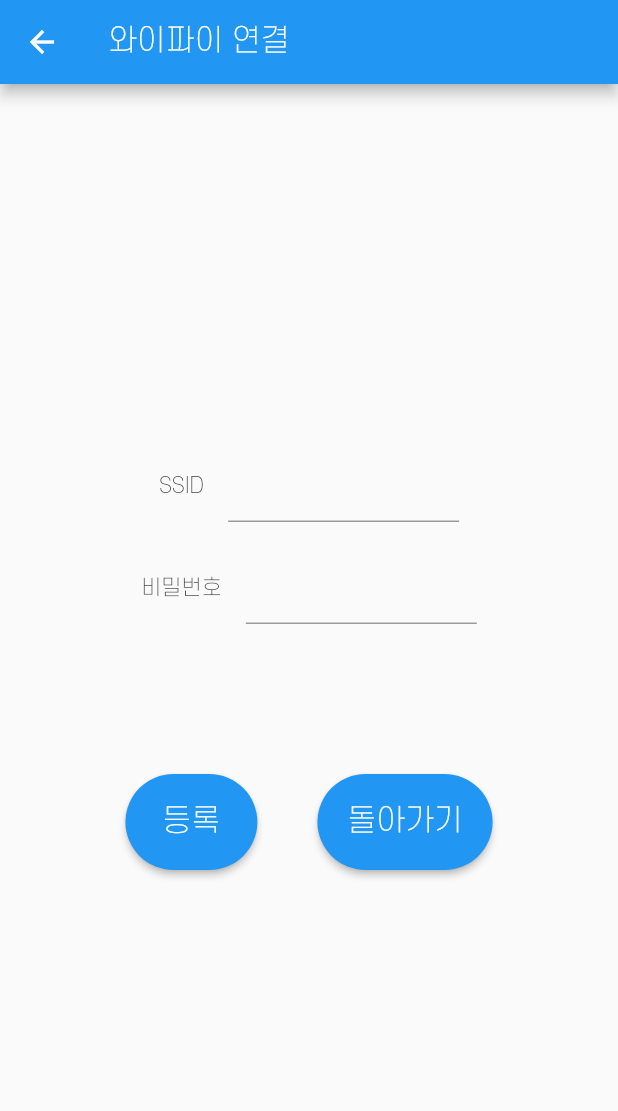
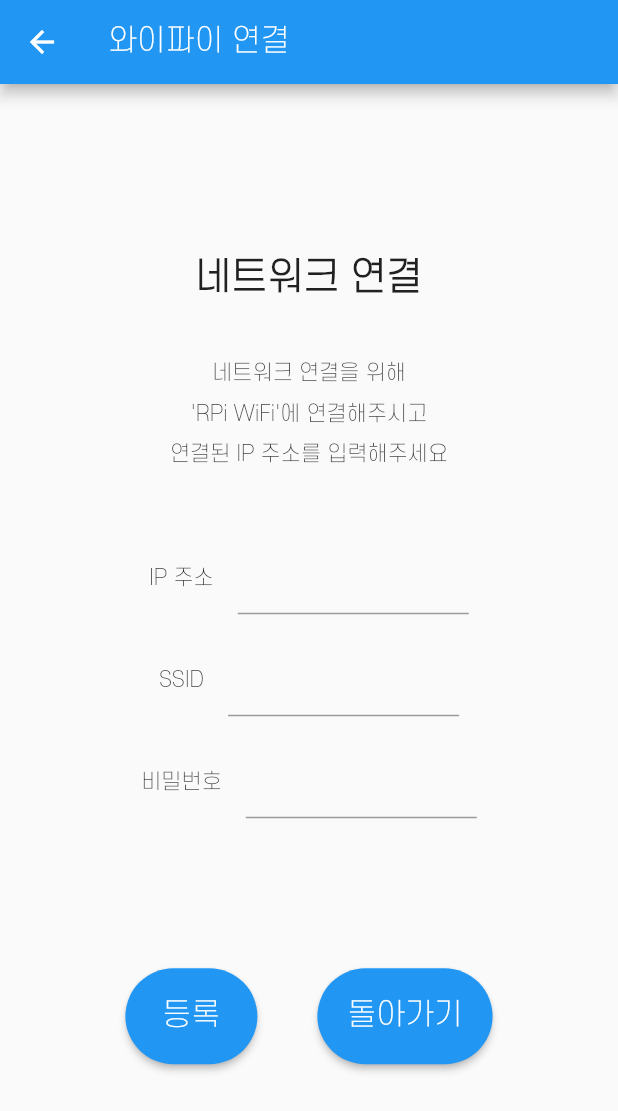
Before and after one commit to sh0116/SWM_109Team, a Flutter app: the ssh screen opened directly, after a tap on "등록", on a phone screen of 412 x 824 dp. Shown: the top 1111 px of the screen. Run offline on Flutter 3.47's test engine with Material 2 defaults, Android fonts, the phone set to English and light mode, and no system bars; our stand-ins replace flutter_datetime_picker, webview_flutter; missing offline and left inert: ssh; statements that could not run were skipped; project files that could hold a hidden picture were left out.

Commit message:
added function to get input of ip address for ssh
Former-commit-id: 507a20a3a244de2cbad7398d25b1e968b3e8d65b [formerly 3c870e7a49dab695e91cf2ce16c64866c06f58c4]
Former-commit-id: 260ebe1689491a7ea60d4dab9710a60f12d2f0e4

```diff
--- a/app109/lib/initialSetUp/ssh.dart
+++ b/app109/lib/initialSetUp/ssh.dart
@@ -15,6 +15,7 @@ class ssh extends StatefulWidget {
 class _sshState extends State<ssh> {
   String _result = '';
   List _array;
+  String _ip = '';
   String _ssid = '';
   String _psk = '';
   String _userId = '';
@@ -27,13 +28,13 @@ class _sshState extends State<ssh> {
 
   Future<void> onClickCmd() async {
     var client = new SSHClient(
-      host: "10.0.0.5",
+      host: _ip,
       //host: "172.16.101.11",
       port: 22,
       username: "pi",
       passwordOrKey: "raspberry",
     );
-
+    //print("ssh ip " + _ip);
     String result;
     //try {
     result = await client.connect();
@@ -71,8 +72,33 @@ class _sshState extends State<ssh> {
         mainAxisAlignment: MainAxisAlignment.center,
         crossAxisAlignment: CrossAxisAlignment.center,
         children: <Widget> [
-          //Text('Login - protector'),
-          //SizedBox(height: 20),
+          Text('네트워크 연결', style: TextStyle(fontSize: 25, fontWeight: FontWeight.w700)),
+          SizedBox(height: 40),
+          Text('네트워크 연결을 위해'),
+          SizedBox(height: 10),
+          Text('\'RPi WiFi\'에 연결해주시고'),
+          SizedBox(height: 10),
+          Text('연결된 IP 주소를 입력해주세요'),
+          SizedBox(height: 50),
+          Row(
+            mainAxisAlignment: MainAxisAlignment.center,
+            children: <Widget>[
+              Text('IP 주소'),
+              Container(
+                child: TextField(
+                  controller: TextEditingController(),
+                  style: TextStyle(fontSize: 21, color: Colors.black),
+                  textAlign: TextAlign.center,
+                  onChanged: (String str){
+                    _ip = str;
+                  },
+                ),
+                width: 170,
+                padding: EdgeInsets.only(left: 16),
+              )
+            ],
+          ),
+          SizedBox(height: 20),
           Row(
             mainAxisAlignment: MainAxisAlignment.center,
             children: <Widget>[
```
